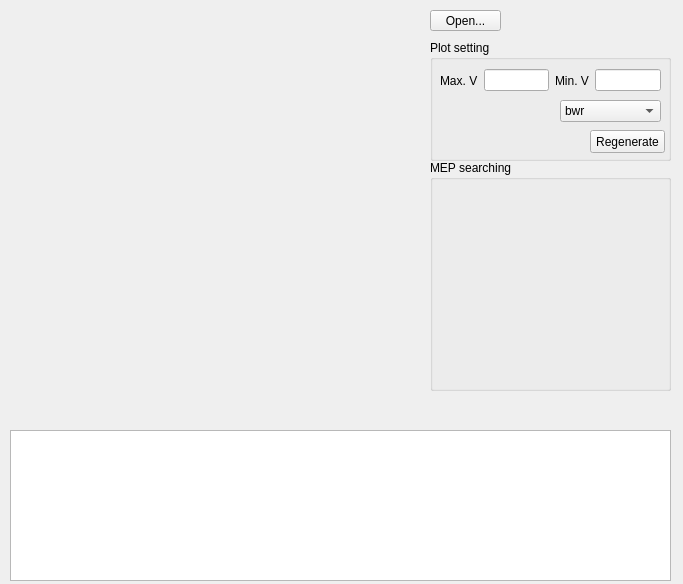
Qt form ui/main.ui (XinChenQC/MEPplot) before a commit.
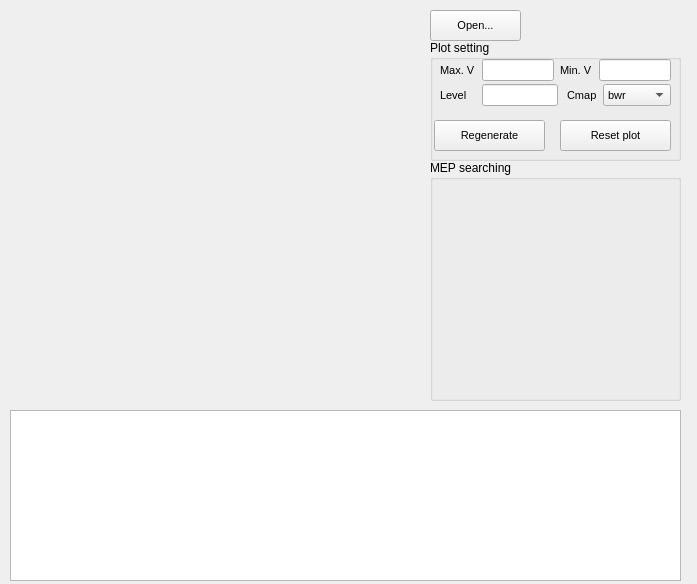
The same form after that commit.

Commit message:
Plot-Function finished
The plot functions are finished

The edit to the form file:
```diff
--- a/ui/main.ui
+++ b/ui/main.ui
@@ -6,7 +6,7 @@
    <rect>
     <x>0</x>
     <y>0</y>
-    <width>683</width>
+    <width>697</width>
     <height>584</height>
    </rect>
   </property>
@@ -31,7 +31,7 @@
      <x>10</x>
      <y>10</y>
      <width>411</width>
-     <height>411</height>
+     <height>391</height>
     </rect>
    </property>
   </widget>
@@ -40,10 +40,15 @@
     <rect>
      <x>430</x>
      <y>10</y>
-     <width>71</width>
-     <height>21</height>
+     <width>91</width>
+     <height>31</height>
     </rect>
    </property>
+   <property name="font">
+    <font>
+     <pointsize>8</pointsize>
+    </font>
+   </property>
    <property name="text">
     <string>Open...</string>
    </property>
@@ -53,7 +58,7 @@
     <rect>
      <x>430</x>
      <y>40</y>
-     <width>241</width>
+     <width>251</width>
      <height>121</height>
     </rect>
    </property>
@@ -63,28 +68,119 @@
    <widget class="QPushButton" name="Pgen">
     <property name="geometry">
      <rect>
-      <x>160</x>
-      <y>90</y>
-      <width>75</width>
-      <height>23</height>
+      <x>4</x>
+      <y>80</y>
+      <width>111</width>
+      <height>31</height>
      </rect>
     </property>
+    <property name="font">
+     <font>
+      <pointsize>8</pointsize>
+     </font>
+    </property>
     <property name="text">
      <string>Regenerate</string>
     </property>
    </widget>
+   <widget class="QPushButton" name="Rset">
+    <property name="geometry">
+     <rect>
+      <x>130</x>
+      <y>80</y>
+      <width>111</width>
+      <height>31</height>
+     </rect>
+    </property>
+    <property name="font">
+     <font>
+      <pointsize>8</pointsize>
+     </font>
+    </property>
+    <property name="text">
+     <string>Reset plot</string>
+    </property>
+   </widget>
+   <widget class="QWidget" name="horizontalLayoutWidget_2">
+    <property name="geometry">
+     <rect>
+      <x>10</x>
+      <y>40</y>
+      <width>231</width>
+      <height>31</height>
+     </rect>
+    </property>
+    <layout class="QHBoxLayout" name="horizontalLayout_2">
+     <item>
+      <widget class="QLabel" name="label_5">
+       <property name="font">
+        <font>
+         <pointsize>8</pointsize>
+        </font>
+       </property>
+       <property name="text">
+        <string>Level   </string>
+       </property>
+      </widget>
+     </item>
+     <item>
+      <widget class="QLineEdit" name="Level"/>
+     </item>
+     <item>
+      <widget class="QLabel" name="label_4">
+       <property name="font">
+        <font>
+         <pointsize>8</pointsize>
+        </font>
+       </property>
+       <property name="text">
+        <string> Cmap</string>
+       </property>
+      </widget>
+     </item>
+     <item>
+      <widget class="QComboBox" name="cmap">
+       <property name="font">
+        <font>
+         <pointsize>8</pointsize>
+        </font>
+       </property>
+       <item>
+        <property name="text">
+         <string>bwr</string>
+        </property>
+       </item>
+       <item>
+        <property name="text">
+         <string>jet</string>
+        </property>
+       </item>
+       <item>
+        <property name="text">
+         <string>rainbow</string>
+        </property>
+       </item>
+      </widget>
+     </item>
+    </layout>
+   </widget>
    <widget class="QWidget" name="horizontalLayoutWidget">
     <property name="geometry">
      <rect>
       <x>10</x>
-      <y>20</y>
-      <width>221</width>
+      <y>10</y>
+      <width>231</width>
       <height>41</height>
      </rect>
     </property>
     <layout class="QHBoxLayout" name="horizontalLayout">
      <item>
       <widget class="QLabel" name="label_2">
+       <property name="font">
+        <font>
+         <pointsize>8</pointsize>
+        </font>
+       </property>
        <property name="text">
         <string>Max. V</string>
        </property>
@@ -95,6 +191,11 @@
      </item>
      <item>
       <widget class="QLabel" name="label_3">
+       <property name="font">
+        <font>
+         <pointsize>8</pointsize>
+        </font>
+       </property>
        <property name="text">
         <string>Min. V</string>
        </property>
@@ -105,39 +206,14 @@
      </item>
     </layout>
    </widget>
-   <widget class="QComboBox" name="comboBox">
-    <property name="geometry">
-     <rect>
-      <x>130</x>
-      <y>60</y>
-      <width>101</width>
-      <height>22</height>
-     </rect>
-    </property>
-    <item>
-     <property name="text">
-      <string>bwr</string>
-     </property>
-    </item>
-    <item>
-     <property name="text">
-      <string>jet</string>
-     </property>
-    </item>
-    <item>
-     <property name="text">
-      <string>rainbow</string>
-     </property>
-    </item>
-   </widget>
   </widget>
   <widget class="QGroupBox" name="MEPBox">
    <property name="geometry">
     <rect>
      <x>430</x>
      <y>160</y>
-     <width>241</width>
-     <height>231</height>
+     <width>251</width>
+     <height>241</height>
     </rect>
    </property>
    <property name="title">
@@ -148,18 +224,18 @@
    <property name="geometry">
     <rect>
      <x>10</x>
-     <y>430</y>
-     <width>661</width>
-     <height>151</height>
+     <y>410</y>
+     <width>671</width>
+     <height>171</height>
     </rect>
    </property>
   </widget>
   <widget class="QLabel" name="label">
    <property name="geometry">
     <rect>
-     <x>520</x>
+     <x>530</x>
      <y>10</y>
-     <width>151</width>
+     <width>141</width>
      <height>21</height>
     </rect>
    </property>
```
Left out of the diff: 2 changed lines with no effect on the pictures. The commit also changes 2 other files.
